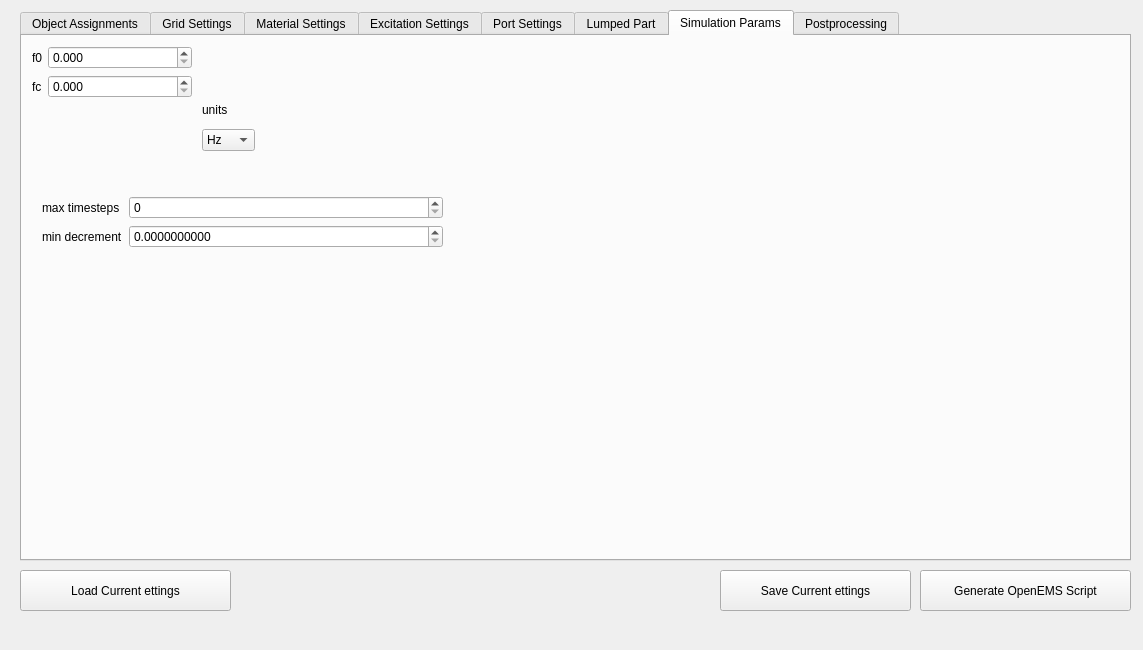
The window that ui/dialog.ui (LubomirJagos/FreeCAD-OpenEMS-Export) describes before a commit, drawn with Qt 5.
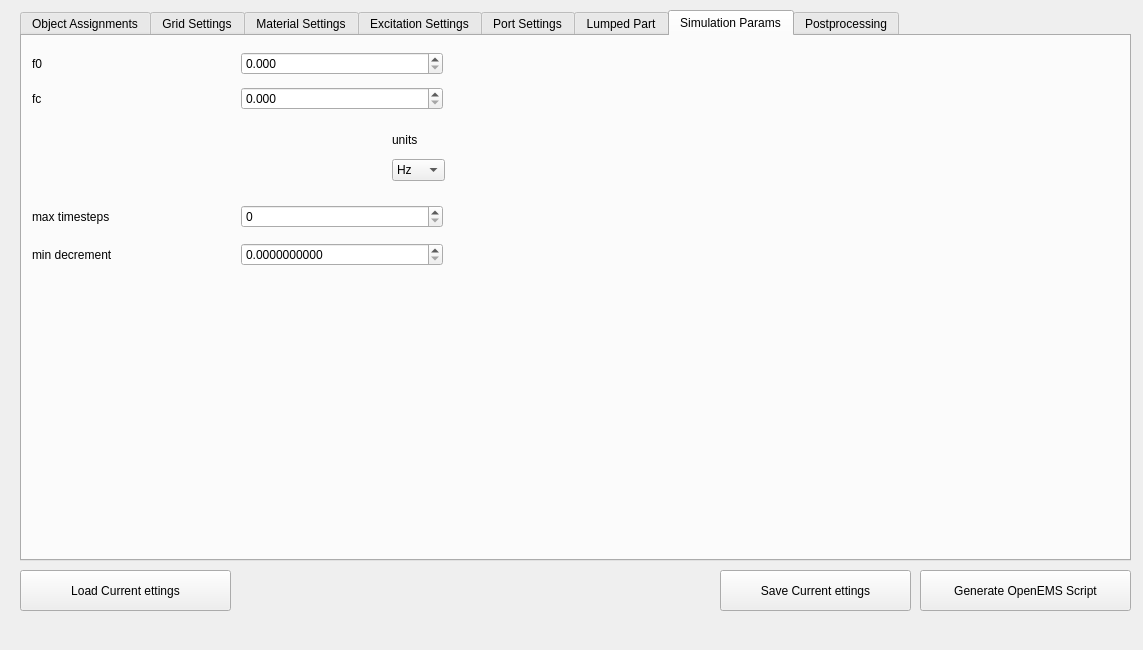
The same window after the commit. The open tabs and pages were chosen to show the change.

Commit message: Added filter input for object assignment left column, port generation corrected (added when active), EXCITATION IS WRING IS APPLICABLE FOR WHOLE SIMULATION, NEED TO BE CORRECTED TO SET ACTIVE ECITATION

```diff
--- a/ui/dialog.ui
+++ b/ui/dialog.ui
@@ -1159,19 +1159,19 @@
       <rect>
        <x>10</x>
        <y>10</y>
-       <width>160</width>
-       <height>61</height>
+       <width>411</width>
+       <height>71</height>
       </rect>
      </property>
-     <layout class="QFormLayout" name="formLayout">
-      <item row="1" column="0">
+     <layout class="QGridLayout" name="gridLayout_6">
+      <item row="0" column="0">
        <widget class="QLabel" name="label_21">
         <property name="text">
          <string>f0</string>
         </property>
        </widget>
       </item>
-      <item row="1" column="1">
+      <item row="0" column="1">
        <widget class="QDoubleSpinBox" name="simParamF0NumberInput">
         <property name="decimals">
          <number>3</number>
@@ -1184,14 +1184,14 @@
         </property>
        </widget>
       </item>
-      <item row="2" column="0">
+      <item row="1" column="0">
        <widget class="QLabel" name="label_20">
         <property name="text">
          <string>fc</string>
         </property>
        </widget>
       </item>
-      <item row="2" column="1">
+      <item row="1" column="1">
        <widget class="QDoubleSpinBox" name="simParamFcNumberInput">
         <property name="decimals">
          <number>3</number>
@@ -1209,8 +1209,8 @@
     <widget class="QLabel" name="label_22">
      <property name="geometry">
       <rect>
-       <x>180</x>
-       <y>60</y>
+       <x>370</x>
+       <y>90</y>
        <width>53</width>
        <height>27</height>
       </rect>
@@ -1222,8 +1222,8 @@
     <widget class="QComboBox" name="simParamsUnitsNumberInput">
      <property name="geometry">
       <rect>
-       <x>180</x>
-       <y>93</y>
+       <x>370</x>
+       <y>123</y>
        <width>53</width>
        <height>22</height>
       </rect>
@@ -1255,23 +1255,17 @@
     <widget class="QWidget" name="formLayoutWidget_2">
      <property name="geometry">
       <rect>
-       <x>20</x>
+       <x>10</x>
        <y>160</y>
-       <width>401</width>
-       <height>85</height>
+       <width>411</width>
+       <height>81</height>
       </rect>
      </property>
-     <layout class="QFormLayout" name="formLayout_2">
-      <item row="1" column="1">
-       <widget class="QDoubleSpinBox" name="simParamsMinDecrement">
-        <property name="decimals">
-         <number>10</number>
-        </property>
-        <property name="maximum">
-         <double>10000000000.000000000000000</double>
-        </property>
-        <property name="singleStep">
-         <double>1.000000000000000</double>
+     <layout class="QGridLayout" name="gridLayout_7">
+      <item row="0" column="0">
+       <widget class="QLabel" name="label_23">
+        <property name="text">
+         <string>max timesteps</string>
         </property>
        </widget>
       </item>
@@ -1285,13 +1279,6 @@
         </property>
        </widget>
       </item>
-      <item row="0" column="0">
-       <widget class="QLabel" name="label_23">
-        <property name="text">
-         <string>max timesteps</string>
-        </property>
-       </widget>
-      </item>
       <item row="1" column="0">
        <widget class="QLabel" name="label_25">
         <property name="text">
@@ -1299,6 +1286,19 @@
         </property>
        </widget>
       </item>
+      <item row="1" column="1">
+       <widget class="QDoubleSpinBox" name="simParamsMinDecrement">
+        <property name="decimals">
+         <number>10</number>
+        </property>
+        <property name="maximum">
+         <double>10000000000.000000000000000</double>
+        </property>
+        <property name="singleStep">
+         <double>1.000000000000000</double>
+        </property>
+       </widget>
+      </item>
      </layout>
     </widget>
    </widget>
```
Left out of the diff: 59 changed lines with no effect on the pictures. The commit also changes 1 other file.
